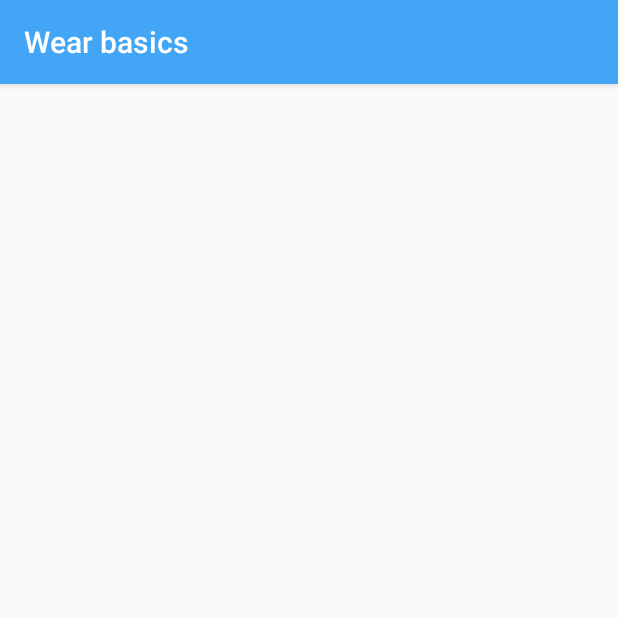
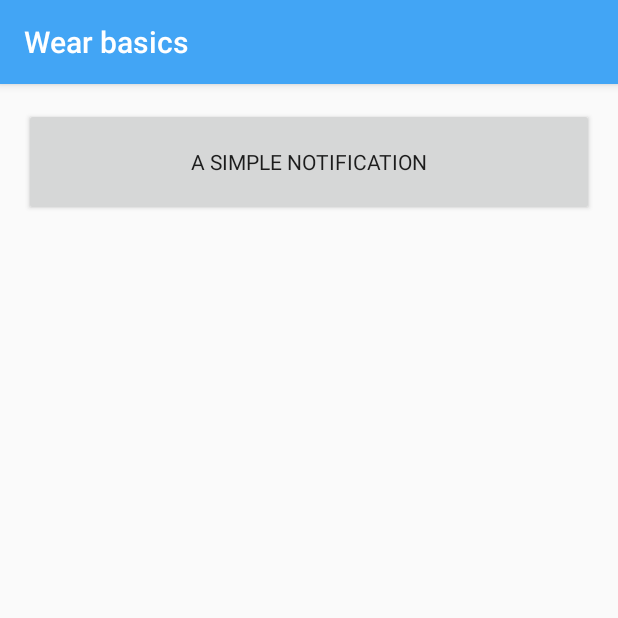
Before and after one commit to saulmm/android-wear-basics, an Android app: the screen it shows after launch (MainActivity), on a phone screen of 412 x 824 dp, the top half of it. Run offline under Robolectric (Android 15) with nearby library versions, the phone set to English and light mode, and no system bars.

Commit message:
Added a simple button

```diff
--- a/mobile/src/main/res/layout/activity_main.xml
+++ b/mobile/src/main/res/layout/activity_main.xml
@@ -1,4 +1,4 @@
-<RelativeLayout xmlns:android="http://schemas.android.com/apk/res/android"
+<LinearLayout xmlns:android="http://schemas.android.com/apk/res/android"
     xmlns:tools="http://schemas.android.com/tools"
     android:layout_width="match_parent"
     android:layout_height="match_parent"
@@ -6,6 +6,14 @@
     android:paddingRight="@dimen/activity_horizontal_margin"
     android:paddingTop="@dimen/activity_vertical_margin"
     android:paddingBottom="@dimen/activity_vertical_margin"
+    android:orientation="vertical"
     tools:context=".MainActivity">
 
-</RelativeLayout>
+    <Button
+        android:layout_width="match_parent"
+        android:layout_height="wrap_content"
+        android:text="@string/activity_main_snotification_button"
+        android:onClick="showBasicNotification"
+        style="@style/WearBasicsButton"/>
+
+</LinearLayout>
--- a/mobile/src/main/res/values/strings.xml
+++ b/mobile/src/main/res/values/strings.xml
@@ -2,4 +2,5 @@
 <resources>
 
     <string name="app_name">Wear basics</string>
+    <string name="activity_main_snotification_button">A simple notification</string>
 </resources>
--- a/mobile/src/main/res/values/styles.xml
+++ b/mobile/src/main/res/values/styles.xml
@@ -10,4 +10,10 @@
         <item name="colorAccent">@color/theme_accent</item>
     </style>
 
+    <style name="WearBasicsButton">
+
+        <item name="android:minHeight">72dp</item>>
+        <item name="android:fontFamily">sans-serif-slab</item>
+    </style>
+
 </resources>
```
